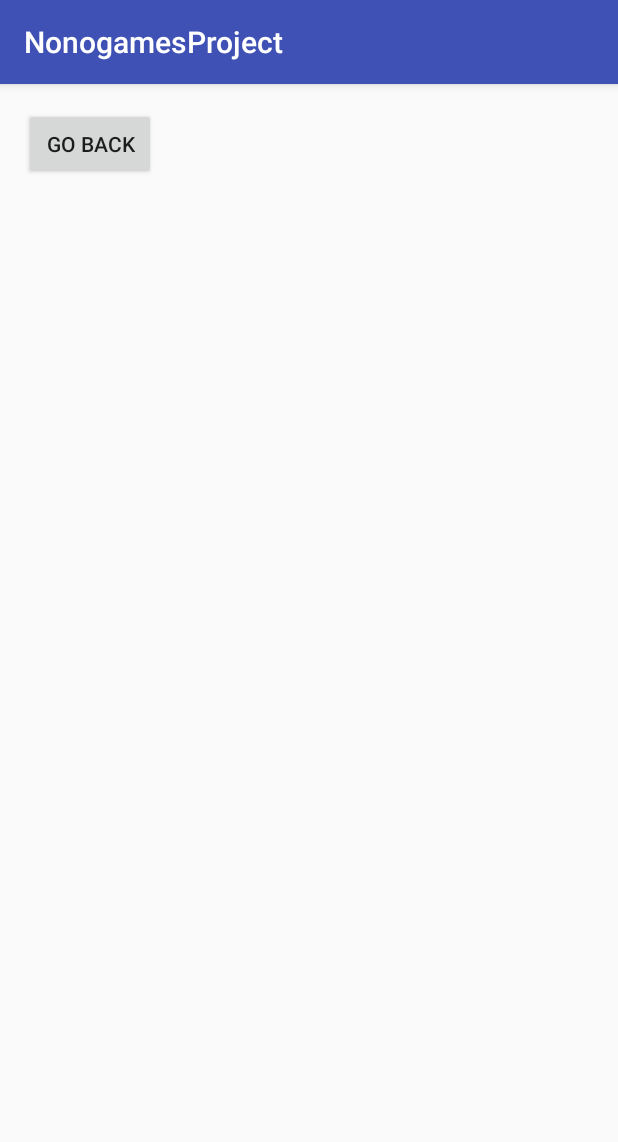
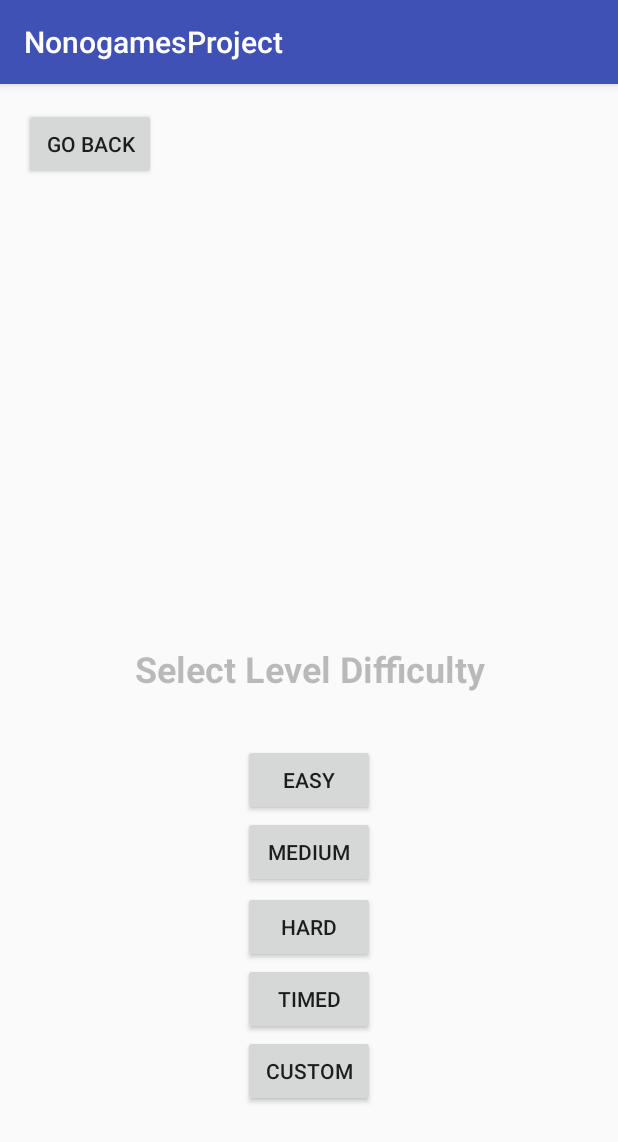
Before and after one commit to Claudia133/NonogamesProject, an Android app: the LevelSelection screen opened directly, with no data from a screen before it, on a phone screen of 412 x 824 dp. Shown: the top 1142 px of the screen. Run offline under Robolectric (Android 15) with nearby library versions, the phone set to English and light mode, and no system bars.

Commit message:
fixed level selection screen and connected easy level activity to easy button

```diff
--- a/app/src/main/java/com/example/claudiaalamillo/nonogamesproject/LevelSelection.java
+++ b/app/src/main/java/com/example/claudiaalamillo/nonogamesproject/LevelSelection.java
@@ -13,7 +13,7 @@ public class LevelSelection extends AppCompatActivity {
         super.onCreate(savedInstanceState);
         setContentView(R.layout.activity_level_selection);
         Button goBackButton = (Button) findViewById(R.id.button13);
-//        Button easyButton = (Button) findViewById(R.id.button8);
+        Button easyButton = (Button) findViewById(R.id.button);
 //        Button mediumButton = (Button) findViewById(R.id.button12);
 //        Button hardButton = (Button) findViewById(R.id.button11);
 //        Button timedButton = (Button) findViewById(R.id.button10);
@@ -39,9 +39,9 @@ public class LevelSelection extends AppCompatActivity {
         startActivity(intent);
     }
 
-//    private void goToEasyLibraryActivity()
-//    {
-//        Intent intent = new Intent(this, EasyLibraryActivity.class);
-//        startActivity(intent);
-//    }
+    private void goToEasyLibraryActivity()
+    {
+        Intent intent = new Intent(this, EasyLibraryActivity.class);
+        startActivity(intent);
+    }
 }
--- a/app/src/main/res/layout/activity_level_selection.xml
+++ b/app/src/main/res/layout/activity_level_selection.xml
@@ -20,4 +20,87 @@
         app:layout_constraintLeft_toLeftOf="parent"
         app:layout_constraintTop_toTopOf="parent" />
 
+    <Button
+        android:id="@+id/button"
+        android:layout_width="wrap_content"
+        android:layout_height="wrap_content"
+        android:text="Easy"
+        tools:layout_constraintRight_creator="1"
+        tools:layout_constraintBottom_creator="1"
+        app:layout_constraintBottom_toTopOf="@+id/button9"
+        app:layout_constraintRight_toRightOf="@+id/button9"
+        tools:layout_constraintLeft_creator="1"
+        app:layout_constraintLeft_toLeftOf="@+id/button9" />
+
+    <Button
+        android:id="@+id/button9"
+        android:layout_width="wrap_content"
+        android:layout_height="wrap_content"
+        android:text="Medium"
+        tools:layout_constraintRight_creator="1"
+        tools:layout_constraintBottom_creator="1"
+        app:layout_constraintBottom_toTopOf="@+id/button10"
+        app:layout_constraintRight_toRightOf="@+id/button10"
+        tools:layout_constraintLeft_creator="1"
+        android:layout_marginBottom="2dp"
+        app:layout_constraintLeft_toLeftOf="@+id/button10" />
+
+    <Button
+        android:id="@+id/button10"
+        android:layout_width="wrap_content"
+        android:layout_height="wrap_content"
+        android:text="Hard"
+        tools:layout_constraintRight_creator="1"
+        tools:layout_constraintBottom_creator="1"
+        app:layout_constraintBottom_toTopOf="@+id/button11"
+        app:layout_constraintRight_toRightOf="@+id/button11"
+        tools:layout_constraintLeft_creator="1"
+        app:layout_constraintLeft_toLeftOf="@+id/button11" />
+
+    <Button
+        android:id="@+id/button11"
+        android:layout_width="wrap_content"
+        android:layout_height="wrap_content"
+        android:text="Timed"
+        tools:layout_constraintRight_creator="1"
+        tools:layout_constraintBottom_creator="1"
+        app:layout_constraintBottom_toTopOf="@+id/button12"
+        app:layout_constraintRight_toRightOf="@+id/button12"
+        tools:layout_constraintLeft_creator="1"
+        app:layout_constraintLeft_toLeftOf="@+id/button12" />
+
+    <Button
+        android:id="@+id/button12"
+        android:layout_width="wrap_content"
+        android:layout_height="wrap_content"
+        android:text="Custom"
+        tools:layout_constraintRight_creator="1"
+        tools:layout_constraintBottom_creator="1"
+        app:layout_constraintBottom_toBottomOf="parent"
+        app:layout_constraintRight_toRightOf="parent"
+        tools:layout_constraintLeft_creator="1"
+        android:layout_marginBottom="86dp"
+        app:layout_constraintLeft_toLeftOf="parent" />
+
+    <EditText
+        android:id="@+id/editText5"
+        android:layout_width="wrap_content"
+        android:layout_height="wrap_content"
+        android:ems="10"
+        android:background="@null"
+        android:enabled="false"
+        android:inputType="textPersonName"
+        android:text="Select Level Difficulty"
+        android:textAlignment="center"
+        android:textSize="24sp"
+        android:textStyle="bold"
+        tools:layout_constraintRight_creator="1"
+        tools:layout_constraintBottom_creator="1"
+        app:layout_constraintBottom_toTopOf="@+id/button"
+        app:layout_constraintRight_toRightOf="parent"
+        tools:layout_constraintLeft_creator="1"
+        android:layout_marginBottom="34dp"
+        app:layout_constraintLeft_toLeftOf="parent" />
+
+
 </android.support.constraint.ConstraintLayout>
```
